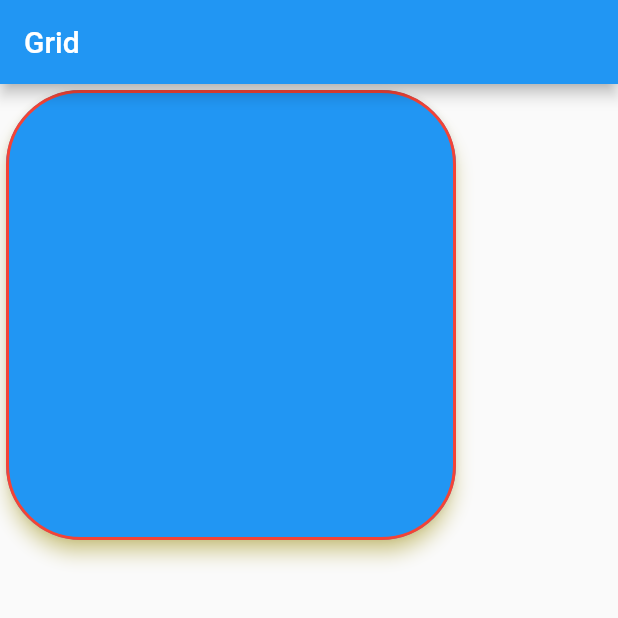
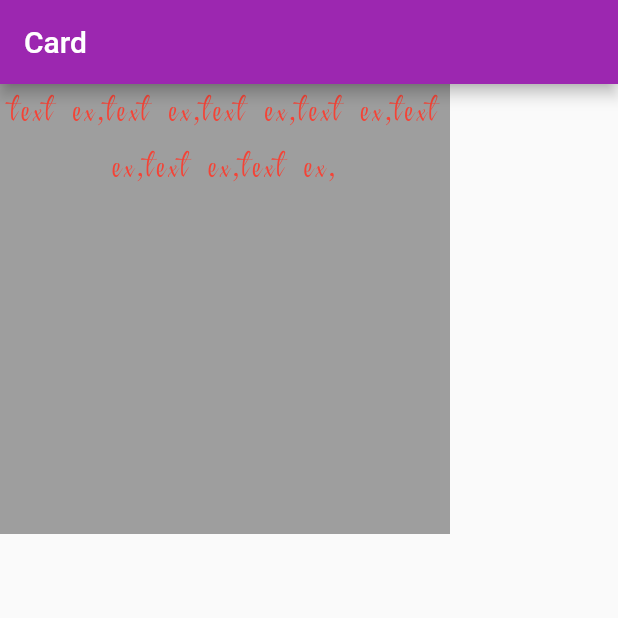
Before and after one commit to marufkhan09/widgets02, a Flutter app: the screen it shows after launch, on a phone screen of 412 x 824 dp, the top half of it. Run offline on Flutter 3.47's test engine with Material 2 defaults, Android fonts, the phone set to English and light mode, and no system bars.

Commit message:
Custom fonts added

```diff
--- a/lib/main.dart
+++ b/lib/main.dart
@@ -2,10 +2,14 @@ import 'package:flutter/material.dart';
 
 void main() {
   runApp(MaterialApp(
-    title: 'Stack',
+    title: 'Text Widget',
+    theme: ThemeData(
+      primarySwatch: Colors.purple,
+      visualDensity: VisualDensity.adaptivePlatformDensity,
+    ),
     home: Scaffold(
       appBar: AppBar(
-        title: Text('Grid'),
+        title: Text('Card'),
       ),
       body: Home(),
     ),
@@ -17,22 +21,27 @@ class Home extends StatelessWidget {
 
   @override
   Widget build(BuildContext context) {
-    return Card(
-      color: Colors.blue,
-      elevation: 5,
-      shadowColor: Colors.yellow,
-      shape: RoundedRectangleBorder(
-        borderRadius: BorderRadius.circular(50),
-        side: BorderSide(
-          color: Colors.red,
-          width: 2,
-        ),
-      ),
-      child: Container(
-        width: 300,
-        height: 300,
+    return Container(
+      height: 300,
+      width: 300,
+      color: Colors.grey,
+      child: Text('text ex,text ex,text ex,text ex,text ex,text ex,text ex,',
+        textAlign: TextAlign.center,
+        textScaleFactor: 2,
+       maxLines: 2,
+       style: TextStyle(
+         color: Colors.red,
+         fontSize: 11,
+         fontFamily: 'Festive',
+         //fontStyle: FontStyle.italic,
+         fontWeight: FontWeight.w500,
+         letterSpacing: 2,
+         wordSpacing: 5,
+       ),
+        overflow: TextOverflow.ellipsis,
 
       ),
+
     );
   }
 }
```
Also changed, not shown: pubspec.yaml (+11 -12 lines), assets/fonts/Festive-Regular.ttf (added), assets/fonts/ZenLoop-Italic.ttf (added), assets/fonts/ZenLoop-Regular.ttf (added).
